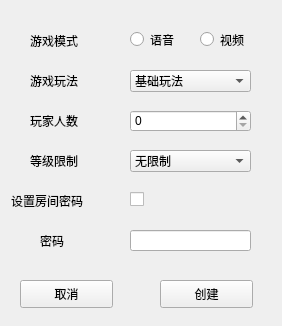
The window that werewolf/createroomform.ui (dreamxian4/wolfhuman) describes before a commit, drawn with Qt 5.
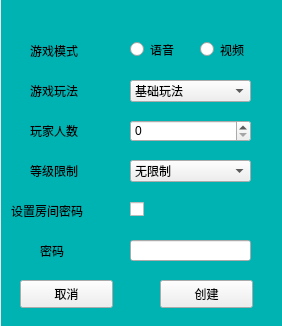
The same window after the commit.

The edit to the form file:
```diff
--- a/werewolf/createroomform.ui
+++ b/werewolf/createroomform.ui
@@ -43,7 +43,7 @@
    <property name="geometry">
     <rect>
      <x>30</x>
-     <y>30</y>
+     <y>40</y>
      <width>72</width>
      <height>21</height>
     </rect>
@@ -56,7 +56,7 @@
    <property name="geometry">
     <rect>
      <x>130</x>
-     <y>30</y>
+     <y>40</y>
      <width>61</width>
      <height>19</height>
     </rect>
@@ -69,7 +69,7 @@
    <property name="geometry">
     <rect>
      <x>200</x>
-     <y>30</y>
+     <y>40</y>
      <width>61</width>
      <height>19</height>
     </rect>
@@ -82,7 +82,7 @@
    <property name="geometry">
     <rect>
      <x>30</x>
-     <y>70</y>
+     <y>80</y>
      <width>72</width>
      <height>21</height>
     </rect>
@@ -95,7 +95,7 @@
    <property name="geometry">
     <rect>
      <x>130</x>
-     <y>70</y>
+     <y>80</y>
      <width>121</width>
      <height>22</height>
     </rect>
@@ -110,7 +110,7 @@
    <property name="geometry">
     <rect>
      <x>30</x>
-     <y>110</y>
+     <y>120</y>
      <width>72</width>
      <height>21</height>
     </rect>
@@ -123,7 +123,7 @@
    <property name="geometry">
     <rect>
      <x>130</x>
-     <y>110</y>
+     <y>120</y>
      <width>121</width>
      <height>22</height>
     </rect>
@@ -133,7 +133,7 @@
    <property name="geometry">
     <rect>
      <x>30</x>
-     <y>150</y>
+     <y>160</y>
      <width>72</width>
      <height>21</height>
     </rect>
@@ -146,7 +146,7 @@
    <property name="geometry">
     <rect>
      <x>130</x>
-     <y>150</y>
+     <y>160</y>
      <width>121</width>
      <height>22</height>
     </rect>
@@ -176,7 +176,7 @@
    <property name="geometry">
     <rect>
      <x>11</x>
-     <y>190</y>
+     <y>200</y>
      <width>91</width>
      <height>21</height>
     </rect>
@@ -189,7 +189,7 @@
    <property name="geometry">
     <rect>
      <x>130</x>
-     <y>190</y>
+     <y>200</y>
      <width>21</width>
      <height>19</height>
     </rect>
@@ -202,7 +202,7 @@
    <property name="geometry">
     <rect>
      <x>40</x>
-     <y>230</y>
+     <y>240</y>
      <width>31</width>
      <height>21</height>
     </rect>
@@ -215,12 +215,46 @@
    <property name="geometry">
     <rect>
      <x>130</x>
-     <y>230</y>
+     <y>240</y>
      <width>121</width>
      <height>21</height>
     </rect>
    </property>
   </widget>
+  <widget class="QLabel" name="label">
+   <property name="geometry">
+    <rect>
+     <x>1</x>
+     <y>-5</y>
+     <width>281</width>
+     <height>331</height>
+    </rect>
+   </property>
+   <property name="styleSheet">
+    <string notr="true">background-color: rgb(36, 53, 81);
+background-color: rgb(0, 206, 206);
+background-color: rgb(0, 179, 179);</string>
+   </property>
+   <property name="text">
+    <string/>
+   </property>
+  </widget>
+  <zorder>label</zorder>
+  <zorder>pb_cancel</zorder>
+  <zorder>pb_commit</zorder>
+  <zorder>lb_mode</zorder>
+  <zorder>rb_audio</zorder>
+  <zorder>rb_video</zorder>
+  <zorder>lb_playMethod</zorder>
+  <zorder>cmb_playMethod</zorder>
+  <zorder>lb_playerNum</zorder>
+  <zorder>sb_playerNum</zorder>
+  <zorder>lb_level</zorder>
+  <zorder>cmb_level</zorder>
+  <zorder>lb_passwd</zorder>
+  <zorder>cb_passwd</zorder>
+  <zorder>lb_ispasswd</zorder>
+  <zorder>le_passwd</zorder>
  </widget>
  <resources/>
  <connections/>
```
